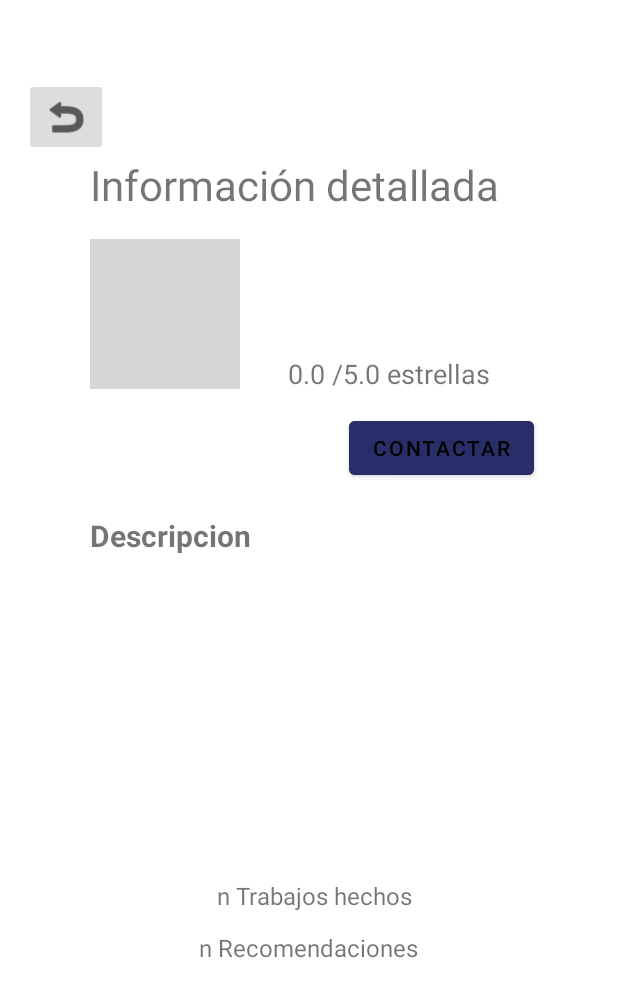
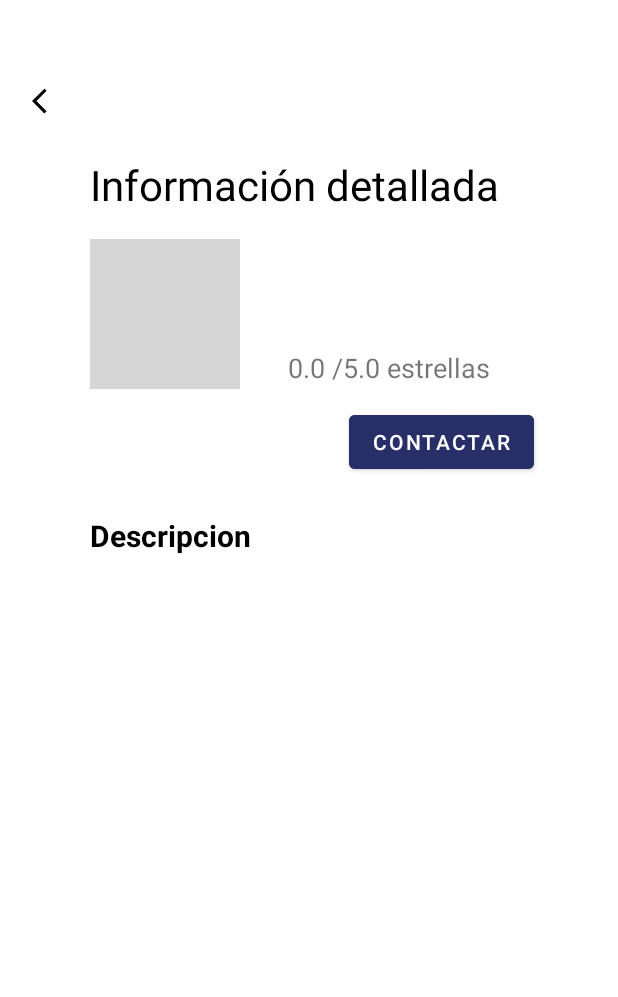
Before and after one commit to AppMobile-WX62-AlToque-GRUPO2/AlToqueMobileProyect, an Android app: the SpecialistDetail screen opened directly, with no data from a screen before it, on a phone screen of 412 x 824 dp. Shown: the top 997 px of the screen. Run offline under Robolectric (Android 15) with nearby library versions, the phone set to English and light mode, and no system bars; pictures from the network do not load; grey boxes are pictures that could not be loaded.

Commit message:
update: publication detail ui

```diff
--- a/app/src/main/res/layout/activity_specialist_detail.xml
+++ b/app/src/main/res/layout/activity_specialist_detail.xml
@@ -14,6 +14,7 @@
         android:layout_marginStart="60dp"
         android:layout_marginTop="104dp"
         android:text="Información detallada"
+        android:textColor="@color/black"
         android:textSize="28sp"
         app:layout_constraintStart_toStartOf="parent"
         app:layout_constraintTop_toTopOf="parent" />
@@ -35,6 +36,7 @@
         android:layout_marginStart="32dp"
         android:layout_marginTop="33dp"
         android:text="Nombre"
+        android:textColor="@color/black"
         android:textSize="18sp"
         android:textStyle="bold"
         app:layout_constraintStart_toEndOf="@+id/ivEspecialistImage"
@@ -56,7 +58,7 @@
         android:layout_width="wrap_content"
         android:layout_height="wrap_content"
         android:layout_marginStart="32dp"
-        android:layout_marginTop="8dp"
+        android:layout_marginTop="4dp"
         android:text="Especialidad"
         android:textSize="18sp"
         app:layout_constraintStart_toEndOf="@+id/ivEspecialistImage"
@@ -70,6 +72,7 @@
         android:layout_marginEnd="56dp"
         android:backgroundTint="#282E67"
         android:text="Contactar"
+        android:textColor="@color/white"
         app:layout_constraintEnd_toEndOf="parent"
         app:layout_constraintTop_toBottomOf="@+id/tvEspecialistRating" />
 
@@ -80,6 +83,7 @@
         android:layout_marginStart="60dp"
         android:layout_marginTop="84dp"
         android:text="Descripcion"
+        android:textColor="@color/black"
         android:textSize="20sp"
         android:textStyle="bold"
         app:layout_constraintStart_toStartOf="parent"
@@ -102,11 +106,11 @@
         android:layout_marginStart="144dp"
         android:layout_marginEnd="137dp"
         android:layout_marginBottom="216dp"
-        android:text="n Trabajos hechos"
         android:textSize="16sp"
         app:layout_constraintBottom_toBottomOf="parent"
         app:layout_constraintEnd_toEndOf="parent"
-        app:layout_constraintStart_toStartOf="parent" />
+        app:layout_constraintStart_toStartOf="parent"
+        tools:text="n Trabajos hechos" />
 
     <TextView
         android:id="@+id/tvEspecialistRecomendations"
@@ -115,21 +119,21 @@
         android:layout_marginStart="133dp"
         android:layout_marginEnd="134dp"
         android:layout_marginBottom="181dp"
-        android:text="n Recomendaciones"
         android:textSize="16sp"
         app:layout_constraintBottom_toBottomOf="parent"
         app:layout_constraintEnd_toEndOf="parent"
-        app:layout_constraintStart_toStartOf="parent" />
+        app:layout_constraintStart_toStartOf="parent"
+        tools:text="n Recomendaciones" />
 
     <ImageButton
         android:id="@+id/imageButton"
-        android:layout_width="wrap_content"
-        android:layout_height="wrap_content"
+        android:layout_width="30dp"
+        android:layout_height="30dp"
         android:layout_marginStart="16dp"
         android:layout_marginTop="52dp"
-        android:backgroundTint="#DDDDDD"
+        android:background="@android:color/transparent"
         app:layout_constraintStart_toStartOf="parent"
         app:layout_constraintTop_toTopOf="parent"
-        app:srcCompat="@android:drawable/ic_menu_revert"
+        app:srcCompat="@drawable/baseline_arrow_back_ios_24"
         app:tint="#000000" />
 </androidx.constraintlayout.widget.ConstraintLayout>
--- a/app/src/main/res/layout/prototype_especialist_publication.xml
+++ b/app/src/main/res/layout/prototype_especialist_publication.xml
@@ -31,6 +31,7 @@
             android:layout_width="0dp"
             android:layout_height="wrap_content"
             android:layout_marginStart="8dp"
+            android:textColor="@color/black"
             android:textSize="14sp"
             android:textStyle="bold"
             app:layout_constraintEnd_toStartOf="@+id/ibAcceptContractEspecialistProposal"
@@ -85,7 +86,7 @@
             app:layout_constraintBottom_toBottomOf="parent"
             app:layout_constraintEnd_toEndOf="parent"
             app:layout_constraintTop_toTopOf="parent"
-            app:srcCompat="@android:drawable/ic_menu_delete"
+            app:srcCompat="@drawable/baseline_delete_icon"
             app:tint="#000000" />
 
     </androidx.constraintlayout.widget.ConstraintLayout>
```
Also changed, not shown: app/src/main/res/layout/activity_detail_publication.xml (+23 -15 lines), app/src/main/res/layout/prototype_publication.xml (+4 -4 lines).
